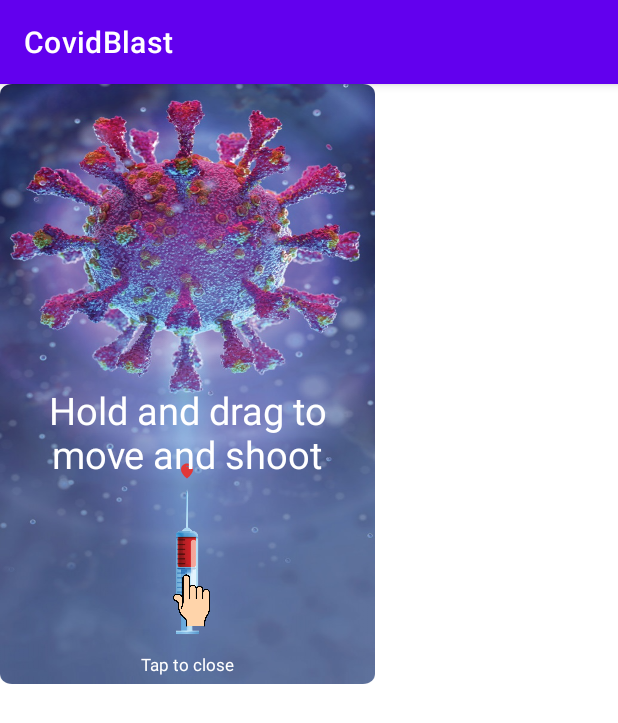
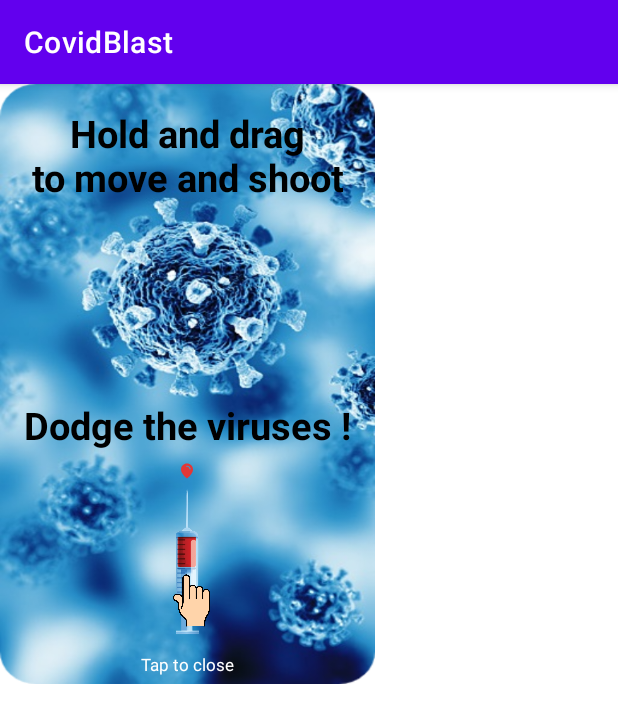
Before and after one commit to Daniel-israelov/CovidBlast, an Android app: the fragment InstructionsFragment shown on its own in the app's theme, on a phone screen of 412 x 824 dp. Shown: the top 723 px of the screen. Run offline under Robolectric (Android 15) with nearby library versions, the phone set to English and light mode, and no system bars.

Commit message:
Fixed instructions - shooting animation, changed instructions background.

```diff
--- a/app/src/main/java/com/example/covidblast/InstructionsFragment.java
+++ b/app/src/main/java/com/example/covidblast/InstructionsFragment.java
@@ -15,7 +15,7 @@ import androidx.transition.TransitionInflater;
 
 public class InstructionsFragment extends Fragment {
     ImageView syringe, hand, bloodDrop;
-    Animation animation_horizontal, animation_vertical;
+    Animation animation_dragging, animation_shooting;
 
     @Override
     public void onCreate(@Nullable Bundle savedInstanceState) {
@@ -34,12 +34,12 @@ public class InstructionsFragment extends Fragment {
         hand = view.findViewById(R.id.hand_iv);
         bloodDrop = view.findViewById(R.id.blood_drop_iv);
 
-        animation_horizontal = AnimationUtils.loadAnimation(getContext(), R.anim.drag_anim);
-        animation_vertical = AnimationUtils.loadAnimation(getContext(), R.anim.shoot_anim);
+        animation_dragging = AnimationUtils.loadAnimation(getContext(), R.anim.drag_anim);
+        animation_shooting = AnimationUtils.loadAnimation(getContext(), R.anim.shoot_anim);
 
-        syringe.startAnimation(animation_horizontal);
-        hand.startAnimation(animation_horizontal);
-        bloodDrop.startAnimation(animation_vertical);
+        syringe.startAnimation(animation_dragging);
+        hand.startAnimation(animation_dragging);
+        bloodDrop.startAnimation(animation_shooting);
 
 
         return view;
--- a/app/src/main/res/anim/shoot_anim.xml
+++ b/app/src/main/res/anim/shoot_anim.xml
@@ -1,12 +1,18 @@
 <set
     xmlns:android="http://schemas.android.com/apk/res/android"
-    android:shareInterpolator="false"
-    android:repeatMode="restart">
+    android:shareInterpolator="false">
 
     <translate
         android:fromXDelta="0%" android:toXDelta="0%"
-        android:fromYDelta="0%" android:toYDelta="-300%"
-        android:duration="500"
+        android:fromYDelta="0%" android:toYDelta="-500%"
+        android:duration="250"
         android:repeatCount="infinite"
         android:repeatMode="restart" />
+
+    <translate
+        android:fromXDelta="150%" android:toXDelta="-150%"
+        android:fromYDelta="0%" android:toYDelta="0%"
+        android:duration="1475"
+        android:repeatCount="infinite"
+        android:repeatMode="reverse" />
 </set>
--- a/app/src/main/res/layout/fragment_instructions.xml
+++ b/app/src/main/res/layout/fragment_instructions.xml
@@ -5,9 +5,32 @@
     xmlns:tools="http://schemas.android.com/tools"
     android:layout_width="250dp"
     android:layout_height="400dp"
-    android:background="@drawable/instructions_bg_rounded"
+    android:background="@drawable/instructions_bg_blue_rounded"
     android:layout_centerInParent="true"
     tools:context=".InstructionsFragment">
+
+    <TextView
+        android:id="@+id/instructions_tv"
+        android:layout_width="wrap_content"
+        android:layout_height="wrap_content"
+        android:text="@string/instruction_tv"
+        android:textSize="25sp"
+        android:layout_marginTop="15dp"
+        android:layout_centerHorizontal="true"
+        android:textColor="@color/black"
+        android:textStyle="bold"
+        android:textAlignment="center" />
+
+    <TextView
+        android:layout_width="wrap_content"
+        android:layout_height="wrap_content"
+        android:text="@string/instructions_dodge"
+        android:textSize="25sp"
+        android:layout_marginTop="210dp"
+        android:layout_centerHorizontal="true"
+        android:textColor="@color/black"
+        android:textStyle="bold"
+        android:textAlignment="center" />
 
     <TextView
         android:id="@+id/tap_close_tv"
@@ -51,15 +74,4 @@
         android:layout_centerHorizontal="true"
         tools:ignore="ContentDescription" />
 
-    <TextView
-        android:id="@+id/instructions_tv"
-        android:layout_width="wrap_content"
-        android:layout_height="wrap_content"
-        android:text="@string/instruction_tv"
-        android:textSize="25sp"
-        android:layout_marginTop="200dp"
-        android:layout_centerHorizontal="true"
-        android:textColor="@color/white"
-        android:textAlignment="center" />
-
 </RelativeLayout>
--- a/app/src/main/res/values/strings.xml
+++ b/app/src/main/res/values/strings.xml
@@ -31,6 +31,7 @@
     <string name="coin_value">Coin value</string>
     <string name="upgrades">UPGRADES</string>
     <string name="not_enough_coins">Not enough coins</string>
-    <string name="instruction_tv">Hold and drag to move and shoot</string>
+    <string name="instruction_tv">Hold and drag\nto move and shoot</string>
     <string name="close_instructions">Tap to close</string>
+    <string name="instructions_dodge">Dodge the viruses !</string>
 </resources>
```
Also changed, not shown: app/src/main/res/drawable/instructions_bg_blue_rounded.png (added), 1 other file.
